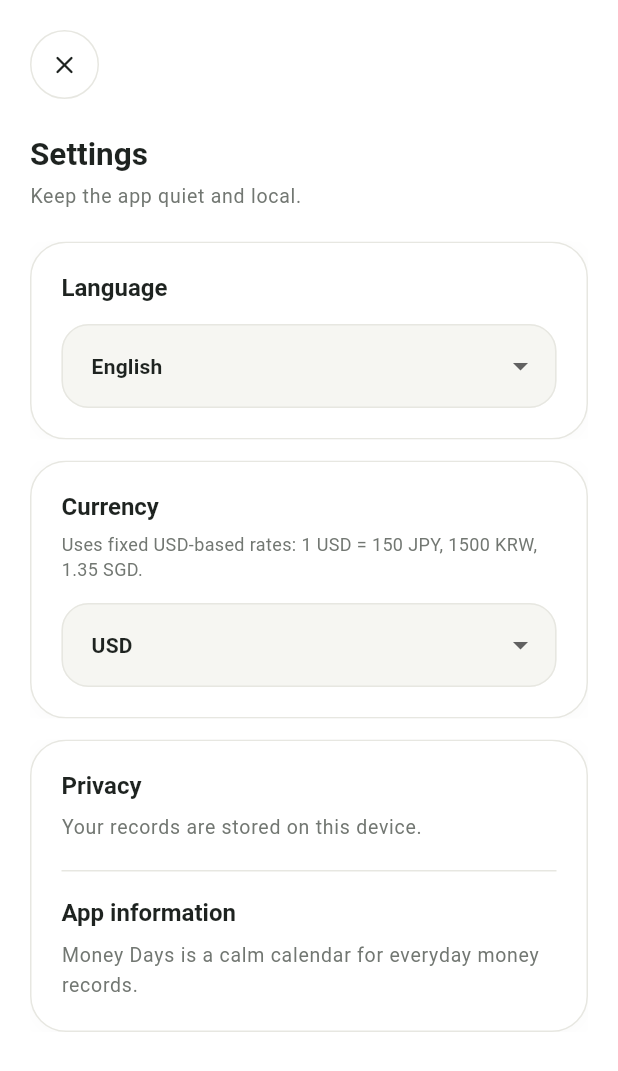
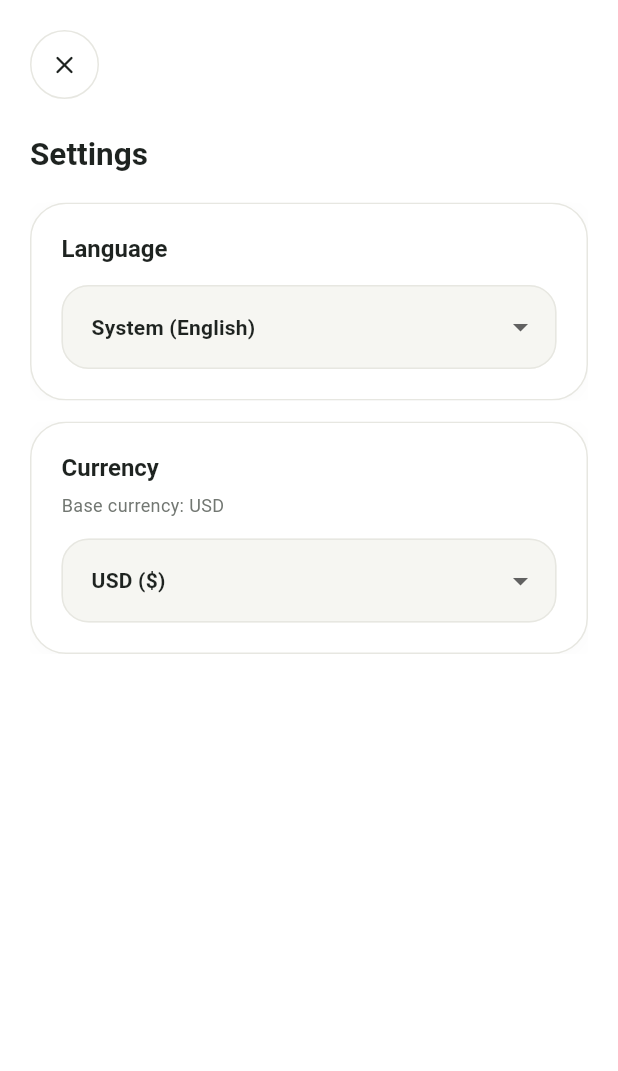
Before and after one commit to lenayoo/money_days, a Flutter app: the screen it shows after launch, after a tap on the "tune" icon, on a phone screen of 412 x 824 dp. Shown: the top 1071 px of the screen. Run offline on Flutter 3.47's test engine with Material 3 defaults, Android fonts, the phone set to English and light mode, and no system bars; our stand-ins replace flutter_riverpod, hive_flutter, share_plus; accounts and stored records are empty.

Commit message:
delete unnecesaary text and functions

```diff
--- a/lib/features/expenses/models/app_currency.dart
+++ b/lib/features/expenses/models/app_currency.dart
@@ -1,51 +1,264 @@
 import 'dart:ui';
 
-import 'package:money_days/core/localization/generated/app_localizations.dart';
+// Existing MVP rates stay fixed. Additional display currencies use a fixed
+// USD reference list seeded from ECB rates published on 15 May 2026.
+enum AppCurrency {
+  jpy(
+    code: 'JPY',
+    symbol: '¥',
+    decimalDigits: 0,
+    unitsPerUsd: 150,
+    countryCodes: <String>{'JP'},
+  ),
+  usd(
+    code: 'USD',
+    symbol: r'$',
+    decimalDigits: 2,
+    unitsPerUsd: 1,
+    countryCodes: <String>{'US'},
+  ),
+  krw(
+    code: 'KRW',
+    symbol: '₩',
+    decimalDigits: 0,
+    unitsPerUsd: 1500,
+    countryCodes: <String>{'KR'},
+  ),
+  sgd(
+    code: 'SGD',
+    symbol: 'S\$',
+    decimalDigits: 2,
+    unitsPerUsd: 1.35,
+    countryCodes: <String>{'SG'},
+  ),
+  eur(
+    code: 'EUR',
+    symbol: '€',
+    decimalDigits: 2,
+    unitsPerUsd: 0.859993,
+    countryCodes: <String>{
+      'AD',
+      'AT',
+      'BE',
+      'CY',
+      'DE',
+      'EE',
+      'ES',
+      'FI',
+      'FR',
+      'GR',
+      'HR',
+      'IE',
+      'IT',
+      'LT',
+      'LU',
+      'LV',
+      'MC',
+      'ME',
+      'MT',
+      'NL',
+      'PT',
+      'SI',
+      'SK',
+      'SM',
+      'VA',
+    },
+  ),
+  aud(
+    code: 'AUD',
+    symbol: 'A\$',
+    decimalDigits: 2,
+    unitsPerUsd: 1.398779,
+    countryCodes: <String>{'AU'},
+  ),
+  brl(
+    code: 'BRL',
+    symbol: 'R\$',
+    decimalDigits: 2,
+    unitsPerUsd: 5.032422,
+    countryCodes: <String>{'BR'},
+  ),
+  cad(
+    code: 'CAD',
+    symbol: 'C\$',
+    decimalDigits: 2,
+    unitsPerUsd: 1.375559,
+    countryCodes: <String>{'CA'},
+  ),
+  chf(
+    code: 'CHF',
+    symbol: 'CHF',
+    decimalDigits: 2,
+    unitsPerUsd: 0.786378,
+    countryCodes: <String>{'CH', 'LI'},
+  ),
+  cny(
+    code: 'CNY',
+    symbol: 'CN¥',
+    decimalDigits: 2,
+    unitsPerUsd: 6.81063,
+    countryCodes: <String>{'CN'},
+  ),
+  czk(
+    code: 'CZK',
+    symbol: 'Kč',
+    decimalDigits: 2,
+    unitsPerUsd: 20.926213,
+    countryCodes: <String>{'CZ'},
+  ),
+  dkk(
+    code: 'DKK',
+    symbol: 'kr',
+    decimalDigits: 2,
+    unitsPerUsd: 6.426557,
+    countryCodes: <String>{'DK'},
+  ),
+  gbp(
+    code: 'GBP',
+    symbol: '£',
+    decimalDigits: 2,
+    unitsPerUsd: 0.748624,
+    countryCodes: <String>{'GB'},
+  ),
+  hkd(
+    code: 'HKD',
+    symbol: 'HK\$',
+    decimalDigits: 2,
+    unitsPerUsd: 7.831527,
+    countryCodes: <String>{'HK'},
+  ),
+  huf(
+    code: 'HUF',
+    symbol: 'Ft',
+    decimalDigits: 0,
+    unitsPerUsd: 309.408325,
+    countryCodes: <String>{'HU'},
+  ),
+  idr(
+    code: 'IDR',
+    symbol: 'Rp',
+    decimalDigits: 0,
+    unitsPerUsd: 17588.69969,
+    countryCodes: <String>{'ID'},
+  ),
+  ils(
+    code: 'ILS',
+    symbol: '₪',
+    decimalDigits: 2,
+    unitsPerUsd: 2.921999,
+    countryCodes: <String>{'IL'},
+  ),
+  inr(
+    code: 'INR',
+    symbol: '₹',
+    decimalDigits: 2,
+    unitsPerUsd: 95.970072,
+    countryCodes: <String>{'IN'},
+  ),
+  isk(
+    code: 'ISK',
+    symbol: 'kr',
+    decimalDigits: 0,
+    unitsPerUsd: 123.495012,
+    countryCodes: <String>{'IS'},
+  ),
+  mxn(
+    code: 'MXN',
+    symbol: 'MX\$',
+    decimalDigits: 2,
+    unitsPerUsd: 17.373925,
+    countryCodes: <String>{'MX'},
+  ),
+  myr(
+    code: 'MYR',
+    symbol: 'RM',
+    decimalDigits: 2,
+    unitsPerUsd: 3.95098,
+    countryCodes: <String>{'MY'},
+  ),
+  nok(
+    code: 'NOK',
+    symbol: 'kr',
+    decimalDigits: 2,
+    unitsPerUsd: 9.326625,
+    countryCodes: <String>{'NO'},
+  ),
+  nzd(
+    code: 'NZD',
+    symbol: 'NZ\$',
+    decimalDigits: 2,
+    unitsPerUsd: 1.712074,
+    countryCodes: <String>{'NZ'},
+  ),
+  php(
+    code: 'PHP',
+    symbol: '₱',
+    decimalDigits: 2,
+    unitsPerUsd: 61.694186,
+    countryCodes: <String>{'PH'},
+  ),
+  pln(
+    code: 'PLN',
+    symbol: 'zł',
+    decimalDigits: 2,
+    unitsPerUsd: 3.651961,
+    countryCodes: <String>{'PL'},
+  ),
+  ron(
+    code: 'RON',
+    symbol: 'lei',
+    decimalDigits: 2,
+    unitsPerUsd: 4.48624,
+    countryCodes: <String>{'RO'},
+  ),
+  sek(
+    code: 'SEK',
+    symbol: 'kr',
+    decimalDigits: 2,
+    unitsPerUsd: 9.444444,
+    countryCodes: <String>{'SE'},
+  ),
+  thb(
+    code: 'THB',
+    symbol: '฿',
+    decimalDigits: 2,
+    unitsPerUsd: 32.670279,
+    countryCodes: <String>{'TH'},
+  ),
+  tryCurrency(
+    code: 'TRY',
+    symbol: '₺',
+    decimalDigits: 2,
+    unitsPerUsd: 45.545064,
+    countryCodes: <String>{'TR'},
+  ),
+  zar(
+    code: 'ZAR',
+    symbol: 'R',
+    decimalDigits: 2,
+    unitsPerUsd: 16.661421,
+    countryCodes: <String>{'ZA'},
+  );
 
-enum AppCurrency { jpy, usd, krw, sgd }
+  const AppCurrency({
+    required this.code,
+    required this.symbol,
+    required this.decimalDigits,
+    required this.unitsPerUsd,
+    required this.countryCodes,
+  });
 
-extension AppCurrencyX on AppCurrency {
-  String get code => switch (this) {
-    AppCurrency.jpy => 'JPY',
-    AppCurrency.usd => 'USD',
-    AppCurrency.krw => 'KRW',
-    AppCurrency.sgd => 'SGD',
-  };
+  final String code;
+  final String symbol;
+  final int decimalDigits;
+  final double unitsPerUsd;
+  final Set<String> countryCodes;
 
-  String get symbol => switch (this) {
-    AppCurrency.jpy => '¥',
-    AppCurrency.usd => r'$',
-    AppCurrency.krw => '₩',
-    AppCurrency.sgd => 'S\$',
-  };
-
-  int get decimalDigits => switch (this) {
-    AppCurrency.usd || AppCurrency.sgd => 2,
-    AppCurrency.jpy || AppCurrency.krw => 0,
-  };
-
-  double get unitsPerUsd => switch (this) {
-    AppCurrency.usd => 1.0,
-    AppCurrency.jpy => 150.0,
-    AppCurrency.krw => 1500.0,
-    AppCurrency.sgd => 1.35,
-  };
-
-  String label(AppLocalizations l10n) => switch (this) {
-    AppCurrency.jpy => l10n.currencyJpy,
-    AppCurrency.usd => l10n.currencyUsd,
-    AppCurrency.krw => l10n.currencyKrw,
-    AppCurrency.sgd => l10n.currencySgd,
-  };
+  String get label => symbol == code ? code : '$code ($symbol)';
 
   double toBaseAmount(double amount) => amount / unitsPerUsd;
 
   double fromBaseAmount(double amount) => amount * unitsPerUsd;
-
-  double convertAmount(double amount, AppCurrency targetCurrency) {
-    final amountInUsd = toBaseAmount(amount);
-    return targetCurrency.fromBaseAmount(amountInUsd);
-  }
 }
 
 AppCurrency appCurrencyFromStorage(String? value) {
@@ -56,8 +269,13 @@ AppCurrency appCurrencyFromStorage(String? value) {
 }
 
 AppCurrency appCurrencyFromLocale(Locale locale) {
-  if (locale.countryCode?.toUpperCase() == 'SG') {
-    return AppCurrency.sgd;
+  final countryCode = locale.countryCode?.toUpperCase();
+  if (countryCode != null) {
+    for (final currency in AppCurrency.values) {
+      if (currency.countryCodes.contains(countryCode)) {
+        return currency;
+      }
+    }
   }
 
   return switch (locale.languageCode) {
--- a/lib/features/settings/models/app_language.dart
+++ b/lib/features/settings/models/app_language.dart
@@ -2,16 +2,27 @@ import 'dart:ui';
 
 import 'package:money_days/core/localization/generated/app_localizations.dart';
 
-enum AppLanguage { english, japanese, korean }
+enum AppLanguage { system, english, japanese, korean }
 
 extension AppLanguageX on AppLanguage {
-  Locale get locale => switch (this) {
+  Locale? get locale => switch (this) {
+    AppLanguage.system => null,
     AppLanguage.english => const Locale('en'),
     AppLanguage.japanese => const Locale('ja'),
     AppLanguage.korean => const Locale('ko'),
   };
 
-  String label(AppLocalizations l10n) => switch (this) {
+  String label(AppLocalizations l10n, Locale systemLocale) => switch (this) {
+    AppLanguage.system => l10n.languageSystemCurrent(
+      appLanguageFromLocale(systemLocale).localizedLabel(l10n),
+    ),
+    AppLanguage.english => localizedLabel(l10n),
+    AppLanguage.japanese => localizedLabel(l10n),
+    AppLanguage.korean => localizedLabel(l10n),
+  };
+
+  String localizedLabel(AppLocalizations l10n) => switch (this) {
+    AppLanguage.system => l10n.languageSystem,
     AppLanguage.english => l10n.languageEnglish,
     AppLanguage.japanese => l10n.languageJapanese,
     AppLanguage.korean => l10n.languageKorean,
@@ -21,7 +32,7 @@ extension AppLanguageX on AppLanguage {
 AppLanguage appLanguageFromStorage(String? value) {
   return AppLanguage.values.firstWhere(
     (language) => language.name == value,
-    orElse: () => AppLanguage.english,
+    orElse: () => AppLanguage.system,
   );
 }
 
--- a/lib/features/settings/models/app_settings.dart
+++ b/lib/features/settings/models/app_settings.dart
@@ -4,13 +4,13 @@ import 'app_language.dart';
 class AppSettings {
   const AppSettings({
     this.currency = AppCurrency.jpy,
-    this.language = AppLanguage.english,
+    this.language = AppLanguage.system,
   });
 
   factory AppSettings.fromMap(
     Map<String, dynamic> map, {
     AppCurrency defaultCurrency = AppCurrency.jpy,
-    AppLanguage defaultLanguage = AppLanguage.english,
+    AppLanguage defaultLanguage = AppLanguage.system,
   }) {
     final rawCurrency = map['currency'] as String?;
     final rawLanguage = map['language'] as String?;
--- a/lib/features/settings/repositories/settings_repository.dart
+++ b/lib/features/settings/repositories/settings_repository.dart
@@ -21,7 +21,7 @@ final settingsRepositoryProvider = Provider<SettingsRepository>(
 class InMemorySettingsRepository implements SettingsRepository {
   AppSettings _settings = AppSettings(
     currency: appCurrencyFromLocale(PlatformDispatcher.instance.locale),
-    language: appLanguageFromLocale(PlatformDispatcher.instance.locale),
+    language: AppLanguage.system,
   );
 
   @override
@@ -43,10 +43,12 @@ class LocalSettingsRepository implements SettingsRepository {
     final rawSettings = _box.get(StorageKeys.settings);
     final systemLocale = PlatformDispatcher.instance.locale;
     final systemCurrency = appCurrencyFromLocale(systemLocale);
-    final systemLanguage = appLanguageFromLocale(systemLocale);
 
     if (rawSettings is! Map) {
-      return AppSettings(currency: systemCurrency, language: systemLanguage);
+      return AppSettings(
+        currency: systemCurrency,
+        language: AppLanguage.system,
+      );
     }
 
     final settingsMap = rawSettings.map(
@@ -56,7 +58,7 @@ class LocalSettingsRepository implements SettingsRepository {
     return AppSettings.fromMap(
       settingsMap,
       defaultCurrency: systemCurrency,
-      defaultLanguage: systemLanguage,
+      defaultLanguage: AppLanguage.system,
     );
   }
 
--- a/lib/features/settings/screens/settings_screen.dart
+++ b/lib/features/settings/screens/settings_screen.dart
@@ -1,3 +1,5 @@
+import 'dart:ui';
+
 import 'package:flutter/material.dart';
 import 'package:flutter_riverpod/flutter_riverpod.dart';
 import 'package:money_days/core/localization/generated/app_localizations.dart';
@@ -18,6 +20,7 @@ class SettingsScreen extends ConsumerWidget {
     final l10n = AppLocalizations.of(context)!;
     final theme = Theme.of(context);
     final settings = ref.watch(settingsControllerProvider);
+    final systemLocale = PlatformDispatcher.instance.locale;
 
     return Scaffold(
       backgroundColor: AppColors.background,
@@ -37,18 +40,17 @@ class SettingsScreen extends ConsumerWidget {
             ),
             const SizedBox(height: 24),
             Text(l10n.settingsTitle, style: theme.textTheme.headlineMedium),
-            const SizedBox(height: 6),
-            Text(l10n.settingsSubtitle, style: theme.textTheme.bodyLarge),
             const SizedBox(height: 20),
             _SettingsPanel(
               title: l10n.languageSetting,
               child: DropdownButtonFormField<AppLanguage>(
+                isExpanded: true,
                 value: settings.language,
                 items: [
                   for (final language in AppLanguage.values)
                     DropdownMenuItem(
                       value: language,
-                      child: Text(language.label(l10n)),
+                      child: Text(language.label(l10n, systemLocale)),
                     ),
                 ],
                 onChanged: (value) async {
@@ -65,14 +67,15 @@ class SettingsScreen extends ConsumerWidget {
             const SizedBox(height: 14),
             _SettingsPanel(
               title: l10n.currencySetting,
-              supportingText: l10n.currencyConversionNote,
+              supportingText: l10n.currencyBaseNote,
               child: DropdownButtonFormField<AppCurrency>(
+                isExpanded: true,
                 value: settings.currency,
                 items: [
                   for (final currency in AppCurrency.values)
                     DropdownMenuItem(
                       value: currency,
-                      child: Text(currency.label(l10n)),
+                      child: Text(currency.label),
                     ),
                 ],
                 onChanged: (value) async {
@@ -84,25 +87,6 @@ class SettingsScreen extends ConsumerWidget {
                       .read(settingsControllerProvider.notifier)
                       .updateCurrency(value);
                 },
-              ),
-            ),
-            const SizedBox(height: 14),
-            SoftSectionCard(
-              padding: const EdgeInsets.all(20),
-              child: Column(
-                crossAxisAlignment: CrossAxisAlignment.start,
-                children: [
-                  Text(l10n.privacyNote, style: theme.textTheme.titleLarge),
-                  const SizedBox(height: 8),
-                  Text(l10n.privacyMessage, style: theme.textTheme.bodyLarge),
-                  const Padding(
-                    padding: EdgeInsets.symmetric(vertical: 18),
-                    child: Divider(height: 1, color: AppColors.border),
-                  ),
-                  Text(l10n.appInfo, style: theme.textTheme.titleLarge),
-                  const SizedBox(height: 8),
-                  Text(l10n.appInfoMessage, style: theme.textTheme.bodyLarge),
-                ],
               ),
             ),
           ],
--- a/lib/l10n/app_en.arb
+++ b/lib/l10n/app_en.arb
@@ -65,19 +65,6 @@
     }
   },
   "doneButton": "Done",
-  "spendingInsightsTitle": "Spending insights",
-  "spendingInsightsEmpty": "Add a few records to see a gentle pattern.",
-  "spendingInsightTopCategory": "Top category",
-  "spendingInsightDays": "Spending days",
-  "spendingInsightDailyAverage": "Daily pace",
-  "dayCount": "{count} days",
-  "@dayCount": {
-    "placeholders": {
-      "count": {
-        "type": "int"
-      }
-    }
-  },
   "shareSummaryTitle": "Share summary card",
   "shareSummarySubtitle": "A small card for this month.",
   "preparingShareCard": "Preparing card...",
@@ -96,14 +83,18 @@
   },
   "shareCardCaption": "A quiet record of this month.",
   "settingsTitle": "Settings",
-  "settingsSubtitle": "Keep the app quiet and local.",
   "languageSetting": "Language",
+  "languageSystem": "System default",
+  "languageSystemCurrent": "System ({language})",
+  "@languageSystemCurrent": {
+    "placeholders": {
+      "language": {
+        "type": "String"
+      }
+    }
+  },
   "currencySetting": "Currency",
-  "currencyConversionNote": "Uses fixed USD-based rates: 1 USD = 150 JPY, 1500 KRW, 1.35 SGD.",
-  "appInfo": "App information",
-  "privacyNote": "Privacy",
-  "privacyMessage": "Your records are stored on this device.",
-  "appInfoMessage": "Money Days is a calm calendar for everyday money records.",
+  "currencyBaseNote": "Base currency: USD",
   "addTransactionTitle": "Add record",
   "addTransactionSubtitle": "Keep it light. Add income or spending.",
   "addTransactionButton": "Add record",
```
Also changed, not shown: lib/features/expenses/models/expense_insights.dart (+0 -134 lines), lib/features/review/screens/monthly_review_screen.dart (+0 -26 lines), lib/features/review/widgets/monthly_insights_card.dart (deleted, +0 -119 lines), lib/l10n/app_ja.arb (+10 -19 lines), lib/l10n/app_ko.arb (+10 -19 lines), assets/imgs/appIcon.png, lib/core/localization/generated/app_localizations.dart, lib/core/localization/generated/app_localizations_en.dart, lib/core/localization/generated/app_localizations_ja.dart, lib/core/localization/generated/app_localizations_ko.dart, 23 other files.
